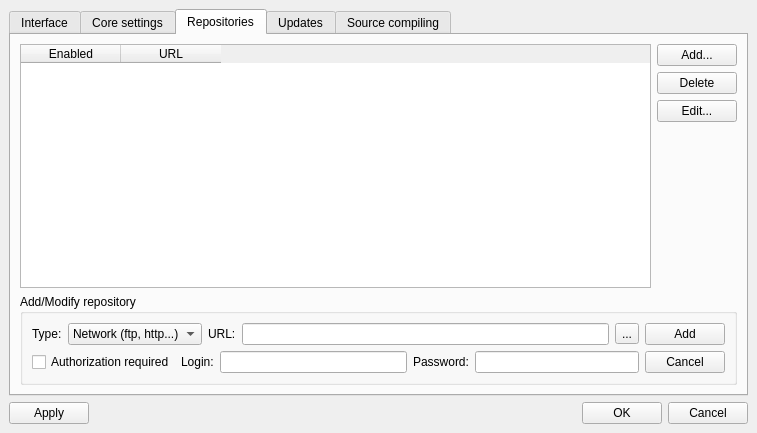
Above: mpkg/manager/preferencesbox.ui from BackupTheBerlios/mops before the change. Below: the same form after it.
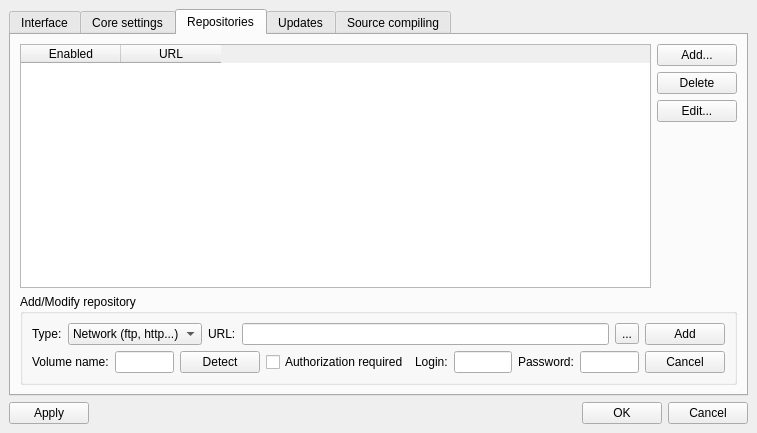
That is the form after the change. The open tabs and pages were chosen to show the change. Icons and pictures are not drawn.

Commit message: Crazy night... Core: Fix: cd-rom mounting (mount was performed, but not detected as successful. Fallback to system("mount ...") for now). Fixed. Fix: console event bus (didn't show the last available reply option). Fixed. Fix: ReadFile returned garbage if the file is empty. Fixed. GUI: Repository dialog remastering completed. Added cd-rom volume detection. Added authentication options. Some internal behavior fixes.

The edit to the form file:
```diff
--- a/mpkg/manager/preferencesbox.ui
+++ b/mpkg/manager/preferencesbox.ui
@@ -529,6 +529,23 @@
               <property name="spacing" >
                <number>6</number>
               </property>
+              <item>
+               <widget class="QLabel" name="volNameLabel" >
+                <property name="text" >
+                 <string>Volume name:</string>
+                </property>
+               </widget>
+              </item>
+              <item>
+               <widget class="QLineEdit" name="volNameEdit" />
+              </item>
+              <item>
+               <widget class="QPushButton" name="volNameDetectButton" >
+                <property name="text" >
+                 <string>Detect</string>
+                </property>
+               </widget>
+              </item>
               <item>
                <widget class="QCheckBox" name="authCheckBox" >
                 <property name="text" >
```
Left out of the diff: 12 changed lines with no effect on the pictures. The commit also changes 13 other files.
